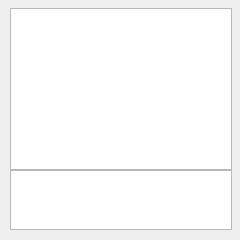
This is src/chatwindow/conferenceform.ui in Winand/mqutim as Qt 5 draws it before an edit. The edited form follows.
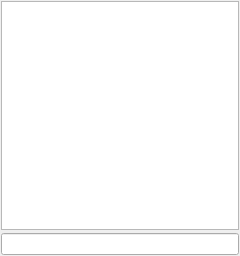
This is the edited form.

```diff
--- a/src/chatwindow/conferenceform.ui
+++ b/src/chatwindow/conferenceform.ui
@@ -1,64 +1,41 @@
 <ui version="4.0" >
  <class>ConferenceForm</class>
- <widget class="QWidget" name="ConferenceForm" >
-  <property name="geometry" >
+ <widget class="QWidget" name="ConferenceForm">
+  <property name="geometry">
    <rect>
     <x>0</x>
     <y>0</y>
     <width>240</width>
-    <height>240</height>
+    <height>256</height>
    </rect>
   </property>
   <property name="windowTitle" >
    <string>Form</string>
   </property>
-  <widget class="QTextBrowser" name="t_Browser" >
-   <property name="geometry" >
-    <rect>
-     <x>10</x>
-     <y>8</y>
-     <width>222</width>
-     <height>162</height>
-    </rect>
+  <layout class="QVBoxLayout" name="verticalLayout">
+   <property name="spacing">
+    <number>3</number>
    </property>
-   <property name="sizePolicy" >
-    <sizepolicy vsizetype="Expanding" hsizetype="Expanding" >
-     <horstretch>0</horstretch>
-     <verstretch>5</verstretch>
-    </sizepolicy>
+   <property name="margin">
+    <number>1</number>
    </property>
-   <property name="focusPolicy" >
-    <enum>Qt::ClickFocus</enum>
-   </property>
-  </widget>
-  <widget class="QTextEdit" name="t_Edit" >
-   <property name="geometry" >
-    <rect>
-     <x>10</x>
-     <y>170</y>
-     <width>222</width>
-     <height>60</height>
-    </rect>
-   </property>
-   <property name="sizePolicy" >
-    <sizepolicy vsizetype="Fixed" hsizetype="Expanding" >
-     <horstretch>0</horstretch>
-     <verstretch>1</verstretch>
-    </sizepolicy>
-   </property>
-   <property name="minimumSize" >
-    <size>
-     <width>0</width>
-     <height>60</height>
-    </size>
-   </property>
-   <property name="focusPolicy" >
-    <enum>Qt::ClickFocus</enum>
-   </property>
-   <property name="acceptRichText" >
-    <bool>false</bool>
-   </property>
-  </widget>
+   <item>
+    <widget class="QTextBrowser" name="t_Browser">
+     <property name="sizePolicy">
+      <sizepolicy hsizetype="Expanding" vsizetype="Expanding">
+       <horstretch>0</horstretch>
+       <verstretch>5</verstretch>
+      </sizepolicy>
+     </property>
+     <property name="focusPolicy">
+      <enum>Qt::ClickFocus</enum>
+     </property>
+    </widget>
+   </item>
+   <item>
+    <widget class="QLineEdit" name="t_Edit"/>
+   </item>
+  </layout>
  </widget>
  <resources/>
  <connections/>
```
Left out of the diff: 5 changed lines with no effect on the pictures.
